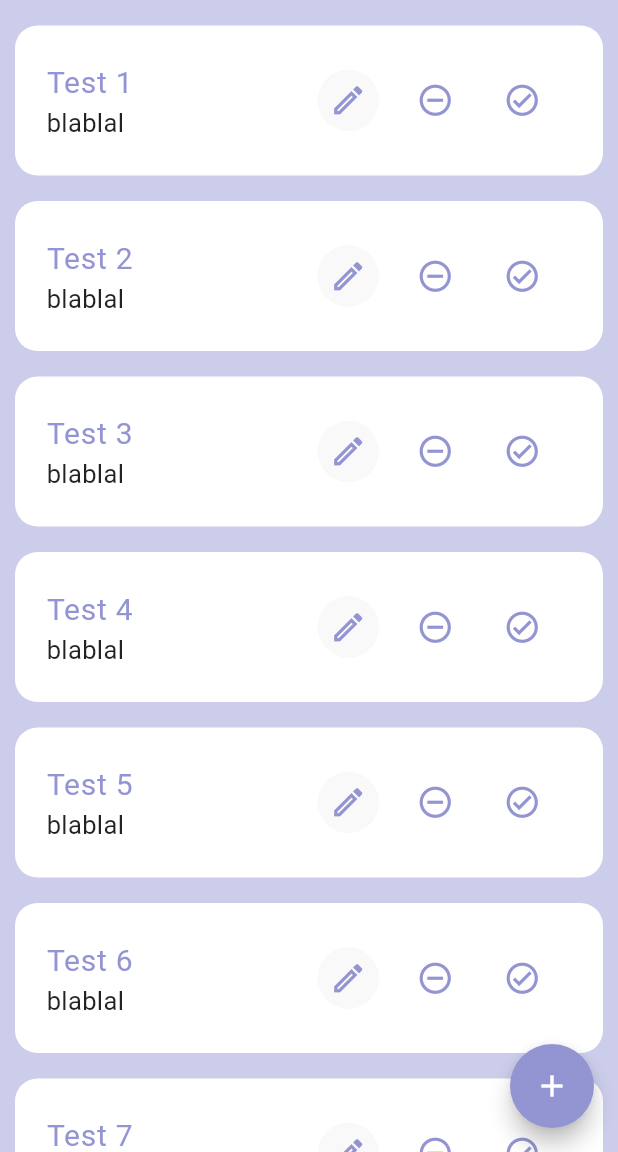
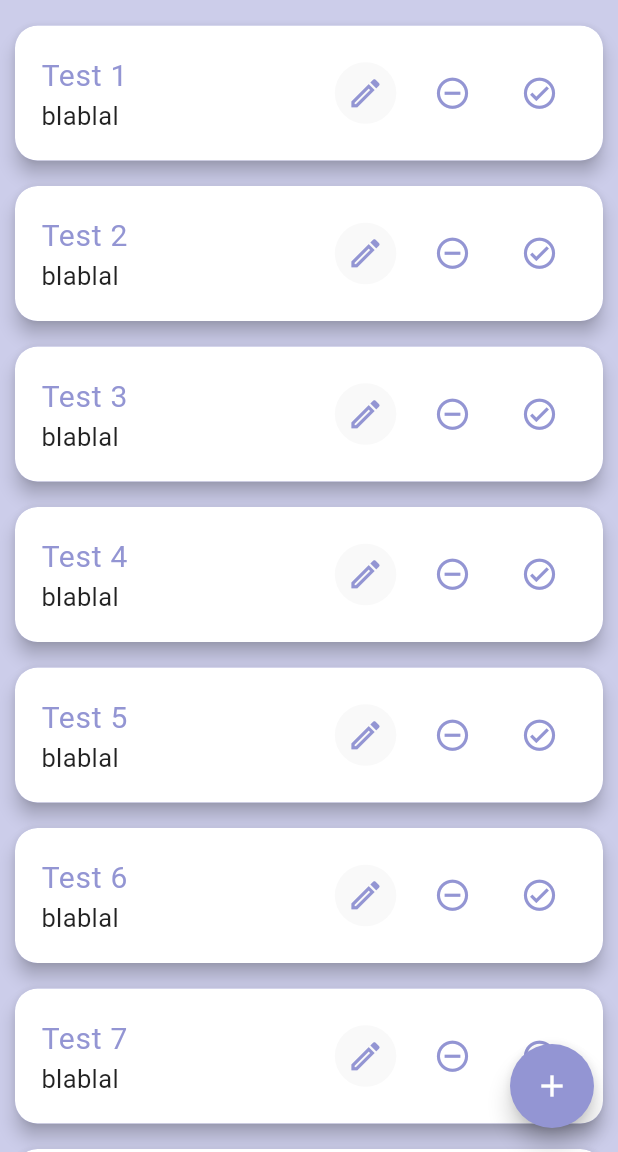
Before and after one commit to gabrielnavas/todo_flutter_app, a Flutter app: the screen it shows after launch, on a phone screen of 412 x 824 dp, the part 84-1236 px from its top. Run offline on Flutter 3.47's test engine with Material 3 defaults, Android fonts, the phone set to English and light mode, and no system bars.

Commit message:
add card on list tile

```diff
--- a/lib/widgets/todo_item.dart
+++ b/lib/widgets/todo_item.dart
@@ -14,14 +14,20 @@ class TodoItem extends StatelessWidget {
   Widget build(BuildContext context) {
     final width = MediaQuery.of(context).size.width;
 
-    return Container(
+    return Card(
+      elevation: 5,
+      margin: const EdgeInsets.only(left: 10, right: 10, top: 17),
+      shape: RoundedRectangleBorder(
+        borderRadius: BorderRadius.circular(15),
+      ),
+      child: Container(
         decoration: BoxDecoration(
           borderRadius: BorderRadius.circular(15.0),
           color: Colors.white,
         ),
-      margin: const EdgeInsets.only(left: 10, right: 10, top: 17),
-      padding: const EdgeInsets.symmetric(vertical: 15, horizontal: 5),
         child: ListTile(
+          contentPadding:
+              const EdgeInsets.symmetric(vertical: 10, horizontal: 17.5),
           trailing: _trailingActions(
             context,
             width,
@@ -29,6 +35,7 @@ class TodoItem extends StatelessWidget {
           title: _title(),
           subtitle: _subtitle(),
           onTap: () {},
+        ),
       ),
     );
   }
```
Lines whose indentation alone changed are shown as unchanged.
